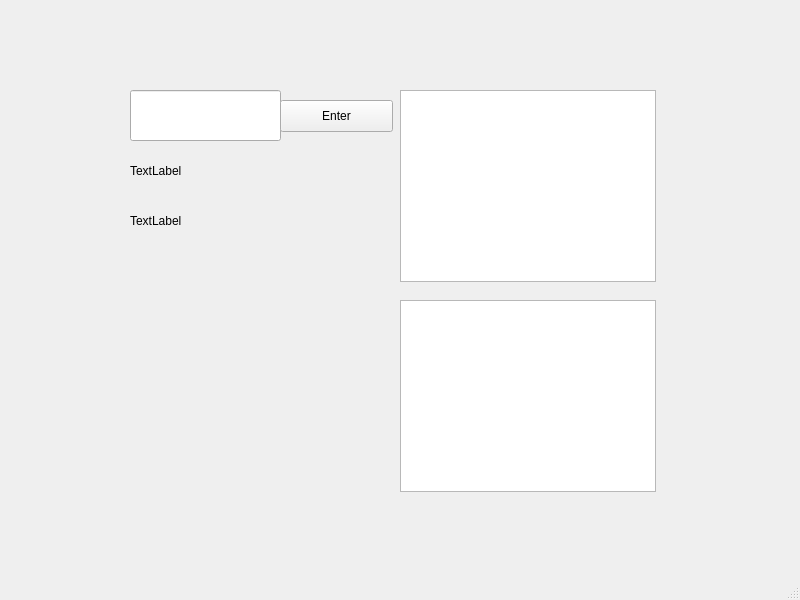
pavelgromov/EC327Project, file newGui.ui: the form before one commit.
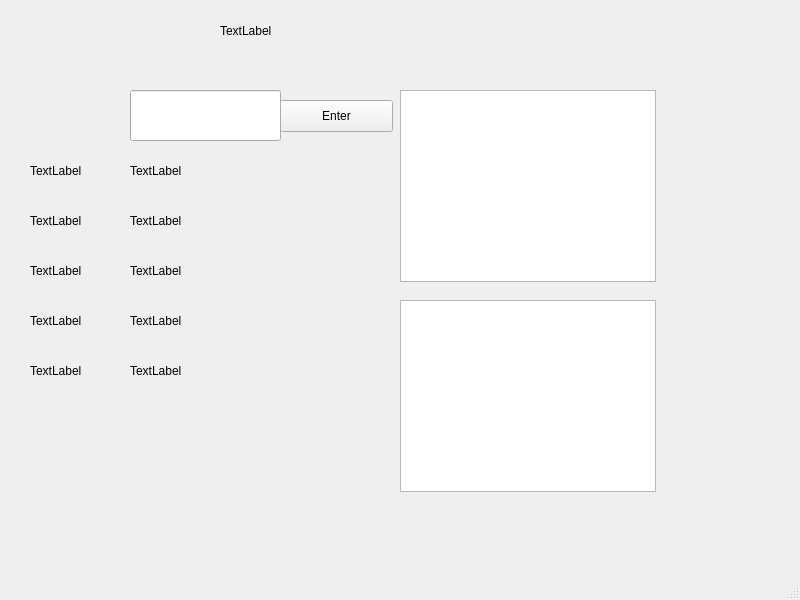
The form after the commit.

```diff
--- a/newGui.ui
+++ b/newGui.ui
@@ -83,6 +83,123 @@
      <string>Enter</string>
     </property>
    </widget>
+   <widget class="QLabel" name="label_3">
+    <property name="geometry">
+     <rect>
+      <x>30</x>
+      <y>160</y>
+      <width>71</width>
+      <height>21</height>
+     </rect>
+    </property>
+    <property name="text">
+     <string>TextLabel</string>
+    </property>
+   </widget>
+   <widget class="QLabel" name="label_4">
+    <property name="geometry">
+     <rect>
+      <x>30</x>
+      <y>210</y>
+      <width>71</width>
+      <height>21</height>
+     </rect>
+    </property>
+    <property name="text">
+     <string>TextLabel</string>
+    </property>
+   </widget>
+   <widget class="QLabel" name="label_5">
+    <property name="geometry">
+     <rect>
+      <x>220</x>
+      <y>10</y>
+      <width>361</width>
+      <height>41</height>
+     </rect>
+    </property>
+    <property name="text">
+     <string>TextLabel</string>
+    </property>
+   </widget>
+   <widget class="QLabel" name="label_6">
+    <property name="geometry">
+     <rect>
+      <x>130</x>
+      <y>250</y>
+      <width>151</width>
+      <height>41</height>
+     </rect>
+    </property>
+    <property name="text">
+     <string>TextLabel</string>
+    </property>
+   </widget>
+   <widget class="QLabel" name="label_7">
+    <property name="geometry">
+     <rect>
+      <x>30</x>
+      <y>260</y>
+      <width>71</width>
+      <height>21</height>
+     </rect>
+    </property>
+    <property name="text">
+     <string>TextLabel</string>
+    </property>
+   </widget>
+   <widget class="QLabel" name="label_8">
+    <property name="geometry">
+     <rect>
+      <x>130</x>
+      <y>300</y>
+      <width>151</width>
+      <height>41</height>
+     </rect>
+    </property>
+    <property name="text">
+     <string>TextLabel</string>
+    </property>
+   </widget>
+   <widget class="QLabel" name="label_9">
+    <property name="geometry">
+     <rect>
+      <x>30</x>
+      <y>310</y>
+      <width>71</width>
+      <height>21</height>
+     </rect>
+    </property>
+    <property name="text">
+     <string>TextLabel</string>
+    </property>
+   </widget>
+   <widget class="QLabel" name="label_10">
+    <property name="geometry">
+     <rect>
+      <x>30</x>
+      <y>360</y>
+      <width>71</width>
+      <height>21</height>
+     </rect>
+    </property>
+    <property name="text">
+     <string>TextLabel</string>
+    </property>
+   </widget>
+   <widget class="QLabel" name="label_11">
+    <property name="geometry">
+     <rect>
+      <x>130</x>
+      <y>350</y>
+      <width>151</width>
+      <height>41</height>
+     </rect>
+    </property>
+    <property name="text">
+     <string>TextLabel</string>
+    </property>
+   </widget>
   </widget>
   <widget class="QMenuBar" name="menubar">
    <property name="geometry">
```
